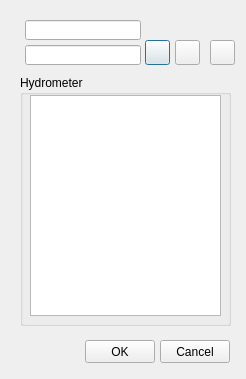
Above: ui/mincut_add_hydrometer.ui from Giswater/giswater_qgis_plugin before the change. Below: the same form after it.
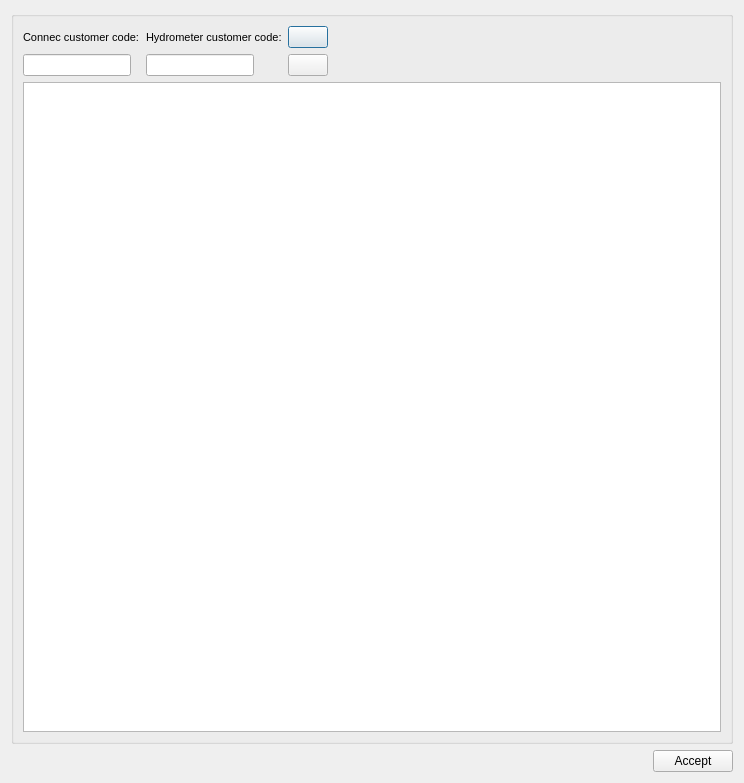
That is the form after the change. Icons and pictures are not drawn.

What changed in the file:
```diff
--- a/ui/mincut_add_hydrometer.ui
+++ b/ui/mincut_add_hydrometer.ui
@@ -6,136 +6,175 @@
    <rect>
     <x>0</x>
     <y>0</y>
-    <width>246</width>
-    <height>379</height>
+    <width>744</width>
+    <height>783</height>
    </rect>
   </property>
   <property name="windowTitle">
    <string>Mincut - add hydrometer</string>
   </property>
-  <widget class="QGroupBox" name="groupBox_2">
-   <property name="geometry">
-    <rect>
-     <x>20</x>
-     <y>75</y>
-     <width>211</width>
-     <height>251</height>
-    </rect>
-   </property>
-   <property name="title">
-    <string>Hydrometer</string>
-   </property>
-   <widget class="QTableView" name="tbl_hydro">
-    <property name="geometry">
-     <rect>
-      <x>10</x>
-      <y>20</y>
-      <width>191</width>
-      <height>221</height>
-     </rect>
-    </property>
-    <property name="selectionBehavior">
-     <enum>QAbstractItemView::SelectRows</enum>
-    </property>
-   </widget>
-  </widget>
-  <widget class="QPushButton" name="btn_insert">
-   <property name="geometry">
-    <rect>
-     <x>145</x>
-     <y>40</y>
-     <width>25</width>
-     <height>25</height>
-    </rect>
-   </property>
-   <property name="text">
-    <string/>
-   </property>
-   <property name="icon">
-    <iconset>
-     <normaloff>../icons/111.png</normaloff>../icons/111.png</iconset>
-   </property>
-  </widget>
-  <widget class="QPushButton" name="btn_delete">
-   <property name="geometry">
-    <rect>
-     <x>175</x>
-     <y>40</y>
-     <width>25</width>
-     <height>25</height>
-    </rect>
-   </property>
-   <property name="text">
-    <string/>
-   </property>
-   <property name="icon">
-    <iconset>
-     <normaloff>../icons/112.png</normaloff>../icons/112.png</iconset>
-   </property>
-  </widget>
-  <widget class="QPushButton" name="btn_cancel">
-   <property name="geometry">
-    <rect>
-     <x>160</x>
-     <y>340</y>
-     <width>70</width>
-     <height>23</height>
-    </rect>
-   </property>
-   <property name="text">
-    <string>Cancel</string>
-   </property>
-  </widget>
-  <widget class="QPushButton" name="btn_accept">
-   <property name="geometry">
-    <rect>
-     <x>85</x>
-     <y>340</y>
-     <width>70</width>
-     <height>23</height>
-    </rect>
-   </property>
-   <property name="text">
-    <string>OK</string>
-   </property>
-  </widget>
-  <widget class="QLineEdit" name="hydrometer_id">
-   <property name="geometry">
-    <rect>
-     <x>25</x>
-     <y>45</y>
-     <width>116</width>
-     <height>20</height>
-    </rect>
-   </property>
-  </widget>
-  <widget class="QPushButton" name="btn_snapping">
-   <property name="geometry">
-    <rect>
-     <x>210</x>
-     <y>40</y>
-     <width>25</width>
-     <height>25</height>
-    </rect>
-   </property>
-   <property name="text">
-    <string/>
-   </property>
-   <property name="icon">
-    <iconset>
-     <normaloff>../icons/129.png</normaloff>../icons/129.png</iconset>
-   </property>
-  </widget>
-  <widget class="QLineEdit" name="customer_code_connec">
-   <property name="geometry">
-    <rect>
-     <x>25</x>
-     <y>20</y>
-     <width>116</width>
-     <height>20</height>
-    </rect>
-   </property>
-  </widget>
+  <layout class="QVBoxLayout" name="verticalLayout_4">
+   <item>
+    <widget class="QGroupBox" name="groupBox">
+     <property name="title">
+      <string/>
+     </property>
+     <layout class="QVBoxLayout" name="verticalLayout_3">
+      <item>
+       <layout class="QHBoxLayout" name="horizontalLayout">
+        <item>
+         <layout class="QVBoxLayout" name="verticalLayout">
+          <item>
+           <widget class="QLabel" name="lbl_ccc">
+            <property name="font">
+             <font>
+              <pointsize>8</pointsize>
+             </font>
+            </property>
+            <property name="frameShape">
+             <enum>QFrame::NoFrame</enum>
+            </property>
+            <property name="frameShadow">
+             <enum>QFrame::Plain</enum>
+            </property>
+            <property name="text">
+             <string>Connec customer code:</string>
+            </property>
+            <property name="textFormat">
+             <enum>Qt::AutoText</enum>
+            </property>
+            <property name="scaledContents">
+             <bool>false</bool>
+            </property>
+            <property name="alignment">
+             <set>Qt::AlignLeading|Qt::AlignLeft|Qt::AlignVCenter</set>
+            </property>
+            <property name="margin">
+             <number>3</number>
+            </property>
+           </widget>
+          </item>
+          <item>
+           <widget class="QLineEdit" name="customer_code_connec">
+            <property name="sizePolicy">
+             <sizepolicy hsizetype="Fixed" vsizetype="Fixed">
+              <horstretch>0</horstretch>
+              <verstretch>0</verstretch>
+             </sizepolicy>
+            </property>
+           </widget>
+          </item>
+         </layout>
+        </item>
+        <item>
+         <layout class="QVBoxLayout" name="verticalLayout_2">
+          <item>
+           <widget class="QLabel" name="lbl_hcc">
+            <property name="font">
+             <font>
+              <pointsize>8</pointsize>
+             </font>
+            </property>
+            <property name="frameShape">
+             <enum>QFrame::NoFrame</enum>
+            </property>
+            <property name="frameShadow">
+             <enum>QFrame::Raised</enum>
+            </property>
+            <property name="text">
+             <string>Hydrometer customer code:</string>
+            </property>
+            <property name="textFormat">
+             <enum>Qt::AutoText</enum>
+            </property>
+            <property name="scaledContents">
+             <bool>false</bool>
+            </property>
+            <property name="margin">
+             <number>3</number>
+            </property>
+           </widget>
+          </item>
+          <item>
+           <widget class="QLineEdit" name="hydrometer_cc">
+            <property name="sizePolicy">
+             <sizepolicy hsizetype="Fixed" vsizetype="Fixed">
+              <horstretch>0</horstretch>
+              <verstretch>0</verstretch>
+             </sizepolicy>
+            </property>
+           </widget>
+          </item>
+         </layout>
+        </item>
+        <item>
+         <layout class="QVBoxLayout" name="verticalLayout_5">
+          <item>
+           <widget class="QPushButton" name="btn_insert">
+            <property name="text">
+             <string/>
+            </property>
+           </widget>
+          </item>
+          <item>
+           <widget class="QPushButton" name="btn_delete">
+            <property name="text">
+             <string/>
+            </property>
+           </widget>
+          </item>
+         </layout>
+        </item>
+        <item>
+         <spacer name="horizontalSpacer_2">
+          <property name="orientation">
+           <enum>Qt::Horizontal</enum>
+          </property>
+          <property name="sizeHint" stdset="0">
+           <size>
+            <width>40</width>
+            <height>20</height>
+           </size>
+          </property>
+         </spacer>
+        </item>
+       </layout>
+      </item>
+      <item>
+       <widget class="QTableView" name="tbl_hydro">
+        <property name="sortingEnabled">
+         <bool>true</bool>
+        </property>
+       </widget>
+      </item>
+     </layout>
+    </widget>
+   </item>
+   <item>
+    <layout class="QHBoxLayout" name="horizontalLayout_2">
+     <item>
+      <spacer name="horizontalSpacer">
+       <property name="orientation">
+        <enum>Qt::Horizontal</enum>
+       </property>
+       <property name="sizeHint" stdset="0">
+        <size>
+         <width>40</width>
+         <height>20</height>
+        </size>
+       </property>
+      </spacer>
+     </item>
+     <item>
+      <widget class="QPushButton" name="btn_accept">
+       <property name="text">
+        <string>Accept</string>
+       </property>
+      </widget>
+     </item>
+    </layout>
+   </item>
+  </layout>
  </widget>
  <resources/>
  <connections/>
```
Left out of the diff: 6 changed lines with no effect on the pictures.
